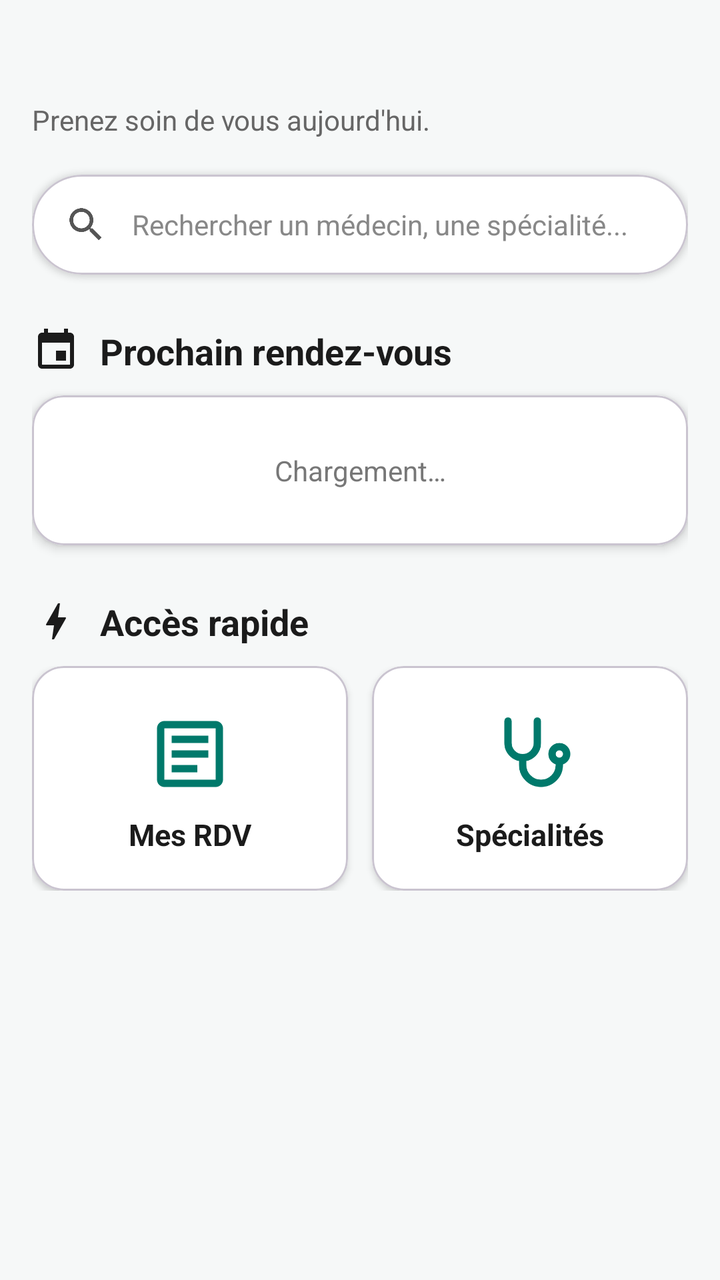
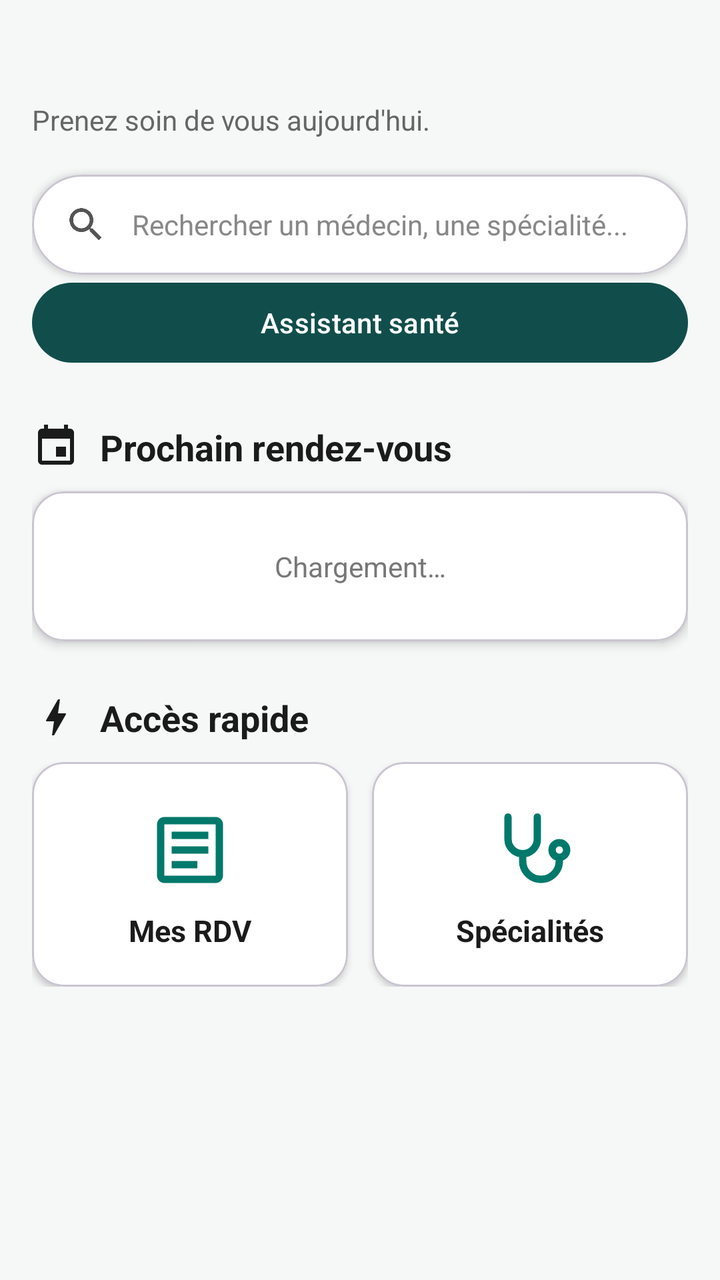

An Android layout rendered at two revisions. The XML below is the earlier revision; the diff shows what the commit changed to produce the second picture.
<!-- AndroidManifest.xml: application theme Theme.Projet_medical -->
<!-- res/layout/fragment_home.xml -->
<?xml version="1.0" encoding="utf-8"?>
<ScrollView xmlns:android="http://schemas.android.com/apk/res/android"
    xmlns:app="http://schemas.android.com/apk/res-auto"
    android:layout_width="match_parent"
    android:layout_height="match_parent"
    android:background="#F6F8F8"
    android:fillViewport="true">

    <LinearLayout
        android:layout_width="match_parent"
        android:layout_height="wrap_content"
        android:orientation="vertical"
        android:padding="16dp">

        <TextView
            android:id="@+id/tvWelcome"
            android:layout_width="match_parent"
            android:layout_height="wrap_content"
            android:textColor="#1B1B1B"
            android:textSize="24sp"
            android:textStyle="bold" />

        <TextView
            android:layout_width="match_parent"
            android:layout_height="wrap_content"
            android:layout_marginTop="2dp"
            android:text="Prenez soin de vous aujourd'hui."
            android:textColor="#666666"
            android:textSize="14sp" />

        <com.google.android.material.card.MaterialCardView
            android:id="@+id/cardSearch"
            android:layout_width="match_parent"
            android:layout_height="wrap_content"
            android:layout_marginTop="18dp"
            android:clickable="true"
            android:focusable="true"
            android:foreground="?attr/selectableItemBackground"
            app:cardBackgroundColor="#FFFFFF"
            app:cardCornerRadius="26dp"
            app:cardElevation="2dp">

            <LinearLayout
                android:layout_width="match_parent"
                android:layout_height="wrap_content"
                android:gravity="center_vertical"
                android:orientation="horizontal"
                android:paddingStart="16dp"
                android:paddingTop="14dp"
                android:paddingEnd="16dp"
                android:paddingBottom="14dp">

                <ImageView
                    android:layout_width="22dp"
                    android:layout_height="22dp"
                    android:src="@drawable/ic_search"
                    app:tint="#555555" />

                <TextView
                    android:layout_width="wrap_content"
                    android:layout_height="wrap_content"
                    android:layout_marginStart="12dp"
                    android:text="Rechercher un médecin, une spécialité..."
                    android:textColor="#888888"
                    android:textSize="14sp" />
            </LinearLayout>
        </com.google.android.material.card.MaterialCardView>

        
        <LinearLayout
            android:layout_width="wrap_content"
            android:layout_height="wrap_content"
            android:layout_marginTop="26dp"
            android:layout_marginBottom="10dp"
            android:gravity="center_vertical"
            android:orientation="horizontal">

            <ImageView
                android:layout_width="24dp"
                android:layout_height="24dp"
                android:src="@drawable/ic_event"
                app:tint="#1B1B1B" />

            <TextView
                android:layout_width="wrap_content"
                android:layout_height="wrap_content"
                android:layout_marginStart="10dp"
                android:text="Prochain rendez-vous"
                android:textColor="#1B1B1B"
                android:textSize="18sp"
                android:textStyle="bold" />
        </LinearLayout>

        <com.google.android.material.card.MaterialCardView
            android:layout_width="match_parent"
            android:layout_height="wrap_content"
            app:cardBackgroundColor="#FFFFFF"
            app:cardCornerRadius="16dp"
            app:cardElevation="3dp">

            <LinearLayout
                android:layout_width="match_parent"
                android:layout_height="wrap_content"
                android:orientation="vertical"
                android:padding="16dp">

                <TextView
                    android:id="@+id/tvEtatRdv"
                    android:layout_width="match_parent"
                    android:layout_height="wrap_content"
                    android:gravity="center"
                    android:paddingTop="12dp"
                    android:paddingBottom="12dp"
                    android:text="Chargement…"
                    android:textColor="#777777"
                    android:textSize="14sp" />

                <LinearLayout
                    android:id="@+id/contenuRdv"
                    android:layout_width="match_parent"
                    android:layout_height="wrap_content"
                    android:orientation="vertical"
                    android:visibility="gone">

                    
                    <LinearLayout
                        android:layout_width="match_parent"
                        android:layout_height="wrap_content"
                        android:gravity="center_vertical"
                        android:orientation="horizontal">

                        <com.google.android.material.card.MaterialCardView
                            android:layout_width="56dp"
                            android:layout_height="56dp"
                            app:cardBackgroundColor="#E0F2F1"
                            app:cardCornerRadius="28dp"
                            app:cardElevation="0dp">

                            <ImageView
                                android:layout_width="28dp"
                                android:layout_height="28dp"
                                android:layout_gravity="center"
                                android:src="@drawable/ic_person"
                                app:tint="#00796B" />
                        </com.google.android.material.card.MaterialCardView>

                        <LinearLayout
                            android:layout_width="0dp"
                            android:layout_height="wrap_content"
                            android:layout_marginStart="14dp"
                            android:layout_weight="1"
                            android:orientation="vertical">

                            <TextView
                                android:id="@+id/tvDoctorName"
                                android:layout_width="wrap_content"
                                android:layout_height="wrap_content"
                                android:textColor="#1B1B1B"
                                android:textSize="17sp"
                                android:textStyle="bold" />

                            <TextView
                                android:id="@+id/tvDoctorSpeciality"
                                android:layout_width="wrap_content"
                                android:layout_height="wrap_content"
                                android:layout_marginTop="2dp"
                                android:textColor="#666666"
                                android:textSize="14sp" />
                        </LinearLayout>
                    </LinearLayout>

                    <TextView
                        android:id="@+id/tvStatut"
                        android:layout_width="wrap_content"
                        android:layout_height="wrap_content"
                        android:layout_marginTop="10dp"
                        android:textSize="13sp"
                        android:textStyle="bold" />

                    
                    <LinearLayout
                        android:layout_width="match_parent"
                        android:layout_height="wrap_content"
                        android:layout_marginTop="14dp"
                        android:gravity="center_vertical"
                        android:orientation="horizontal">

                        <ImageView
                            android:layout_width="22dp"
                            android:layout_height="22dp"
                            android:src="@drawable/ic_event"
                            app:tint="#1B1B1B" />

                        <TextView
                            android:id="@+id/tvRdvDate"
                            android:layout_width="0dp"
                            android:layout_height="wrap_content"
                            android:layout_marginStart="12dp"
                            android:layout_weight="1"
                            android:textColor="#1B1B1B"
                            android:textSize="15sp" />
                    </LinearLayout>

                    
                    <LinearLayout
                        android:layout_width="match_parent"
                        android:layout_height="wrap_content"
                        android:layout_marginTop="8dp"
                        android:gravity="center_vertical"
                        android:orientation="horizontal">

                        <ImageView
                            android:layout_width="22dp"
                            android:layout_height="22dp"
                            android:src="@drawable/ic_location"
                            app:tint="#1B1B1B" />

                        <TextView
                            android:id="@+id/tvRdvLocation"
                            android:layout_width="0dp"
                            android:layout_height="wrap_content"
                            android:layout_marginStart="12dp"
                            android:layout_weight="1"
                            android:textColor="#1B1B1B"
                            android:textSize="15sp" />
                    </LinearLayout>

                    
                    <LinearLayout
                        android:layout_width="match_parent"
                        android:layout_height="wrap_content"
                        android:layout_marginTop="16dp"
                        android:orientation="horizontal">

                        <com.google.android.material.button.MaterialButton
                            android:id="@+id/btnDetails"
                            android:layout_width="0dp"
                            android:layout_height="wrap_content"
                            android:layout_marginEnd="6dp"
                            android:layout_weight="1"
                            android:text="Voir les détails"
                            android:textAllCaps="false"
                            android:textColor="#00796B"
                            app:backgroundTint="#DCEFEC"
                            app:cornerRadius="22dp" />

                        <com.google.android.material.button.MaterialButton
                            android:id="@+id/btnNouveau"
                            style="?attr/materialButtonOutlinedStyle"
                            android:layout_width="0dp"
                            android:layout_height="wrap_content"
                            android:layout_marginStart="6dp"
                            android:layout_weight="1"
                            android:text="Nouveau RDV"
                            android:textAllCaps="false"
                            android:textColor="#1B1B1B"
                            app:cornerRadius="22dp"
                            app:strokeColor="#BDBDBD" />
                    </LinearLayout>
                </LinearLayout>
            </LinearLayout>
        </com.google.android.material.card.MaterialCardView>

        
        <LinearLayout
            android:layout_width="wrap_content"
            android:layout_height="wrap_content"
            android:layout_marginTop="26dp"
            android:layout_marginBottom="10dp"
            android:gravity="center_vertical"
            android:orientation="horizontal">

            <ImageView
                android:layout_width="24dp"
                android:layout_height="24dp"
                android:src="@drawable/ic_bolt"
                app:tint="#1B1B1B" />

            <TextView
                android:layout_width="wrap_content"
                android:layout_height="wrap_content"
                android:layout_marginStart="10dp"
                android:text="Accès rapide"
                android:textColor="#1B1B1B"
                android:textSize="18sp"
                android:textStyle="bold" />
        </LinearLayout>

        <LinearLayout
            android:layout_width="match_parent"
            android:layout_height="wrap_content"
            android:orientation="horizontal">

            <com.google.android.material.card.MaterialCardView
                android:id="@+id/cardMesRdv"
                android:layout_width="0dp"
                android:layout_height="wrap_content"
                android:layout_marginEnd="6dp"
                android:layout_weight="1"
                android:clickable="true"
                android:focusable="true"
                android:foreground="?attr/selectableItemBackground"
                app:cardBackgroundColor="#FFFFFF"
                app:cardCornerRadius="16dp"
                app:cardElevation="2dp">

                <LinearLayout
                    android:layout_width="match_parent"
                    android:layout_height="wrap_content"
                    android:gravity="center"
                    android:orientation="vertical"
                    android:paddingTop="22dp"
                    android:paddingBottom="18dp">

                    <ImageView
                        android:layout_width="44dp"
                        android:layout_height="44dp"
                        android:src="@drawable/ic_list_rdv"
                        app:tint="#00796B" />

                    <TextView
                        android:layout_width="wrap_content"
                        android:layout_height="wrap_content"
                        android:layout_marginTop="8dp"
                        android:text="Mes RDV"
                        android:textColor="#1B1B1B"
                        android:textSize="15sp"
                        android:textStyle="bold" />
                </LinearLayout>
            </com.google.android.material.card.MaterialCardView>

            <com.google.android.material.card.MaterialCardView
                android:id="@+id/cardSpecialites"
                android:layout_width="0dp"
                android:layout_height="wrap_content"
                android:layout_marginStart="6dp"
                android:layout_weight="1"
                android:clickable="true"
                android:focusable="true"
                android:foreground="?attr/selectableItemBackground"
                app:cardBackgroundColor="#FFFFFF"
                app:cardCornerRadius="16dp"
                app:cardElevation="2dp">

                <LinearLayout
                    android:layout_width="match_parent"
                    android:layout_height="wrap_content"
                    android:gravity="center"
                    android:orientation="vertical"
                    android:paddingTop="22dp"
                    android:paddingBottom="18dp">

                    <ImageView
                        android:layout_width="44dp"
                        android:layout_height="44dp"
                        android:src="@drawable/ic_stethoscope"
                        app:tint="#00796B" />

                    <TextView
                        android:layout_width="wrap_content"
                        android:layout_height="wrap_content"
                        android:layout_marginTop="8dp"
                        android:text="Spécialités"
                        android:textColor="#1B1B1B"
                        android:textSize="15sp"
                        android:textStyle="bold" />
                </LinearLayout>
            </com.google.android.material.card.MaterialCardView>
        </LinearLayout>
    </LinearLayout>
</ScrollView>
<!-- resources referenced by this layout -->
<resources>
  <!-- drawable ic_bolt (drawable) -->
  <vector xmlns:android="http://schemas.android.com/apk/res/android"
      android:width="24dp"
      android:height="24dp"
      android:viewportWidth="24"
      android:viewportHeight="24">
      <path
          android:fillColor="#000000"
          android:pathData="M11,21h-1l1,-7H7.5c-0.58,0 -0.57,-0.32 -0.38,-0.66 0.19,-0.34 0.05,-0.08 0.07,-0.12C8.48,10.94 10.42,7.54 13,3h1l-1,7h3.5c0.49,0 0.56,0.33 0.47,0.51l-0.07,0.15C12.96,17.55 11,21 11,21z" />
  </vector>
  <!-- drawable ic_event (drawable) -->
  <vector xmlns:android="http://schemas.android.com/apk/res/android"
      android:width="24dp"
      android:height="24dp"
      android:viewportWidth="24"
      android:viewportHeight="24">
      <path
          android:fillColor="#000000"
          android:pathData="M17,12h-5v5h5v-5zM16,1v2L8,3L8,1L6,1v2L5,3c-1.11,0 -1.99,0.9 -1.99,2L3,19c0,1.1 0.89,2 2,2h14c1.1,0 2,-0.9 2,-2L21,5c0,-1.1 -0.9,-2 -2,-2h-1L18,1h-2zM19,19L5,19L5,8h14v11z" />
  </vector>
  <!-- drawable ic_list_rdv (drawable) -->
  <vector xmlns:android="http://schemas.android.com/apk/res/android"
      android:width="24dp"
      android:height="24dp"
      android:viewportWidth="24"
      android:viewportHeight="24">
      <path
          android:fillColor="#000000"
          android:pathData="M19,5v14H5V5H19M19,3H5C3.9,3 3,3.9 3,5v14c0,1.1 0.9,2 2,2h14c1.1,0 2,-0.9 2,-2V5C21,3.9 20.1,3 19,3L19,3zM14,17H7v-2h7V17zM17,13H7v-2h10V13zM17,9H7V7h10V9z" />
  </vector>
  <!-- drawable ic_location (drawable) -->
  <vector xmlns:android="http://schemas.android.com/apk/res/android"
      android:width="24dp"
      android:height="24dp"
      android:viewportWidth="24"
      android:viewportHeight="24">
      <path
          android:fillColor="#000000"
          android:pathData="M12,2C8.13,2 5,5.13 5,9c0,5.25 7,13 7,13s7,-7.75 7,-13c0,-3.87 -3.13,-7 -7,-7zM12,11.5c-1.38,0 -2.5,-1.12 -2.5,-2.5s1.12,-2.5 2.5,-2.5 2.5,1.12 2.5,2.5 -1.12,2.5 -2.5,2.5z" />
  </vector>
  <!-- drawable ic_person (drawable) -->
  <vector xmlns:android="http://schemas.android.com/apk/res/android"
      android:width="24dp"
      android:height="24dp"
      android:viewportWidth="24"
      android:viewportHeight="24">
      <path
          android:fillColor="#FF000000"
          android:pathData="M12,12c2.21,0 4,-1.79 4,-4s-1.79,-4 -4,-4 -4,1.79 -4,4 1.79,4 4,4zM12,14c-2.67,0 -8,1.34 -8,4v2h16v-2c0,-2.66 -5.33,-4 -8,-4z" />
  </vector>
  <!-- drawable ic_search (drawable) -->
  <vector xmlns:android="http://schemas.android.com/apk/res/android"
      android:width="24dp"
      android:height="24dp"
      android:viewportWidth="24"
      android:viewportHeight="24">
      <path
          android:fillColor="#FF000000"
          android:pathData="M15.5,14h-0.79l-0.28,-0.27C15.41,12.59 16,11.11 16,9.5 16,5.91 13.09,3 9.5,3S3,5.91 3,9.5 5.91,16 9.5,16c1.61,0 3.09,-0.59 4.23,-1.57l0.27,0.28v0.79l5,4.99L20.49,19l-4.99,-5zM9.5,14C7.01,14 5,11.99 5,9.5S7.01,5 9.5,5 14,7.01 14,9.5 11.99,14 9.5,14z" />
  </vector>
  <style name="Theme.Projet_medical" parent="Base.Theme.Projet_medical" />
  <style name="Base.Theme.Projet_medical" parent="Theme.Material3.Light.NoActionBar">
          <item name="colorPrimary">@color/primary</item>
          <item name="colorOnPrimary">@color/white</item>
          <item name="android:windowBackground">@color/background</item>
          <item name="android:statusBarColor">@color/background</item>
          <item name="android:windowLightStatusBar">true</item>
      </style>
  <color name="primary">#114E4B</color>
  <color name="white">#FFFFFF</color>
  <color name="background">#F4F7F6</color>
  <!-- unchanged entries left out for length: 1 -->
</resources>

<!-- the commit's change to res/layout/fragment_home.xml (unified diff, before → after) -->
@@ -65,7 +65,11 @@
                     android:textSize="14sp" />
             </LinearLayout>
         </com.google.android.material.card.MaterialCardView>
-
+        <Button
+            android:id="@+id/btnOpenChatbot"
+            android:layout_width="match_parent"
+            android:layout_height="wrap_content"
+            android:text="Assistant santé" />
         
         <LinearLayout
             android:layout_width="wrap_content"
